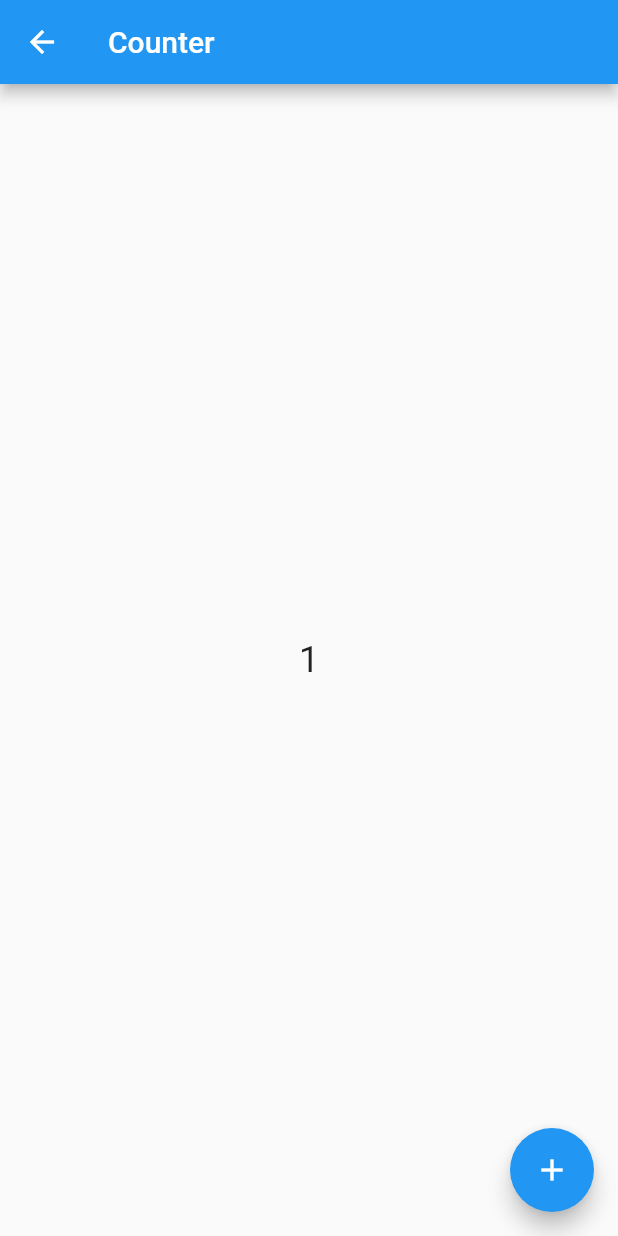
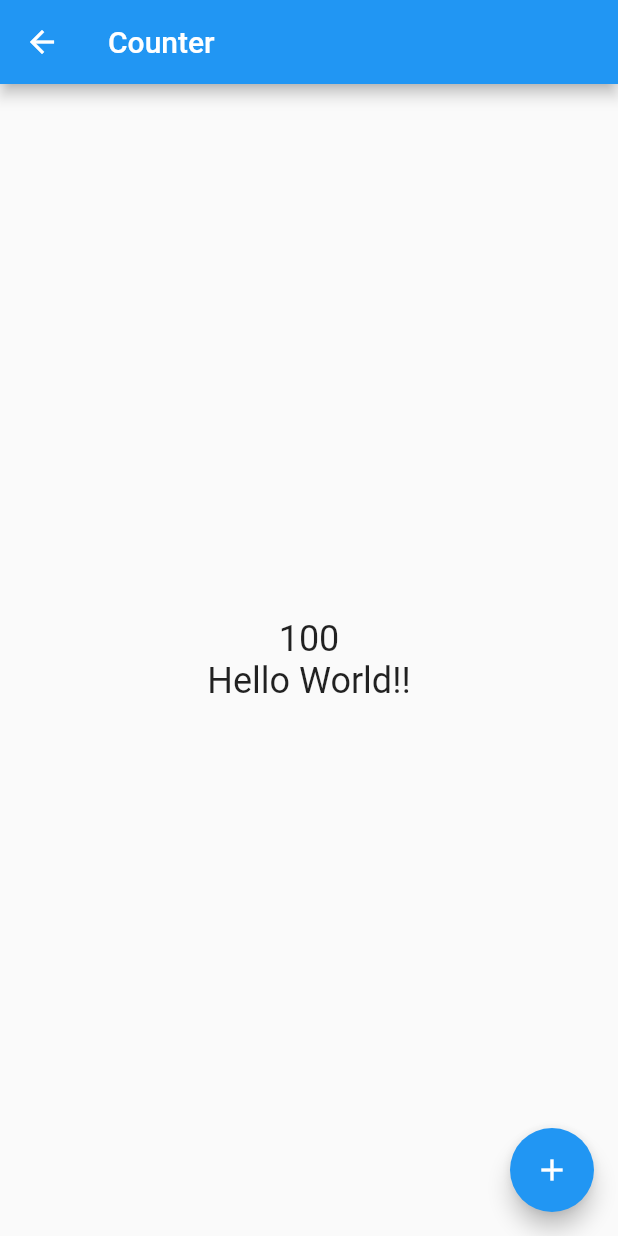
Before and after one commit to nishantdahal7/riverpod_state_managemant, a Flutter app: the screen it shows after launch, after a tap on "Counter", on a phone screen of 412 x 824 dp. Run offline on Flutter 3.47's test engine with Material 2 defaults, Android fonts, the phone set to English and light mode, and no system bars; our stand-ins replace flutter_riverpod.

Commit message:
provider

```diff
--- a/lib/main.dart
+++ b/lib/main.dart
@@ -1,4 +1,5 @@
 import 'package:flutter/material.dart';
+import 'package:flutter_riverpod/flutter_riverpod.dart';
 
 import 'view/add_view.dart';
 import 'view/counter_view.dart';
@@ -6,7 +7,9 @@ import 'view/dashboard_view.dart';
 
 void main() {
   runApp(
-    MaterialApp(
+    ProviderScope(
+      child: MaterialApp(
+        debugShowCheckedModeBanner: false,
         title: 'Riverpod state management',
         initialRoute: '/',
         routes: {
@@ -15,5 +18,6 @@ void main() {
           '/add': (context) => const AddView(),
         },
       ),
+    ),
   );
 }
--- a/lib/view/counter_view.dart
+++ b/lib/view/counter_view.dart
@@ -1,20 +1,40 @@
 import 'package:flutter/material.dart';
+import 'package:flutter_riverpod/flutter_riverpod.dart';
 
-class CounterView extends StatelessWidget {
+final numberProvider = Provider<int>((ref) => 100);
+
+final nameProvider = Provider<String>((ref) => "Hello World!!");
+
+//Read a provider
+//ref.read(numberProvider)
+//ref.read(nameProvider)
+
+//ProviderRef = Provider -> provider
+//WidgetRef = Widget -> provider
+class CounterView extends ConsumerWidget {
   const CounterView({super.key});
 
   @override
-  Widget build(BuildContext context) {
+  Widget build(BuildContext context, WidgetRef ref) {
     return Scaffold(
       appBar: AppBar(
         title: const Text('Counter'),
       ),
-      body: const Center(
-        child: Text(
-          '1',
-          style: TextStyle(
-            fontSize: 24,
-          ),
+      body: Center(
+        child: Column(
+          mainAxisAlignment: MainAxisAlignment.center,
+          children: [
+            Text(
+              ref.read(numberProvider).toString(),
+              style: const TextStyle(
+                fontSize: 24,
+              ),
+            ),
+            Text(
+              ref.read(nameProvider),
+              style: const TextStyle(fontSize: 24),
+            )
+          ],
         ),
       ),
       floatingActionButton: FloatingActionButton(
```
Lines whose indentation alone changed are shown as unchanged.
